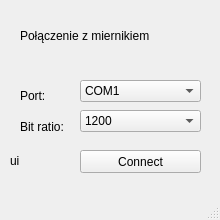
Old version of the form mainwindow.ui in the repository Sc4redd/GDM_8341_program.
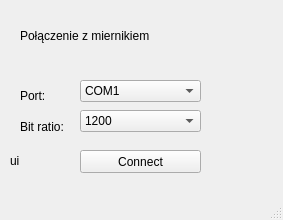
New version of the form.

```diff
--- a/mainwindow.ui
+++ b/mainwindow.ui
@@ -6,7 +6,7 @@
    <rect>
     <x>0</x>
     <y>0</y>
-    <width>220</width>
+    <width>283</width>
     <height>220</height>
    </rect>
   </property>
```
Left out of the diff: 4 changed lines with no effect on the pictures.
